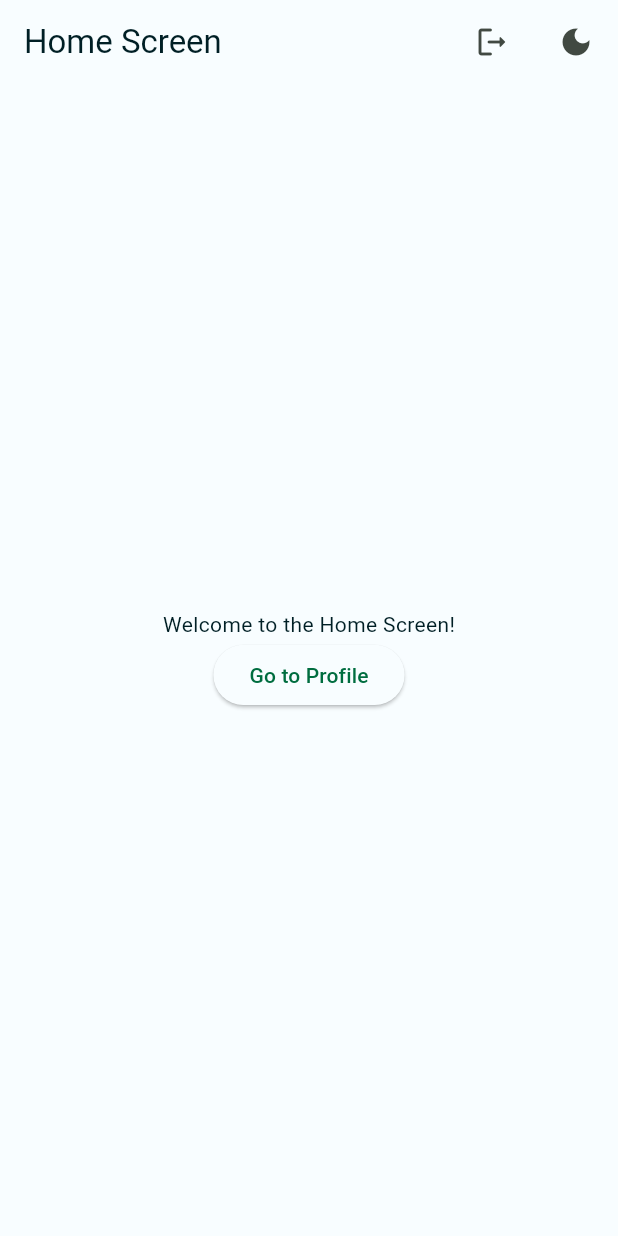
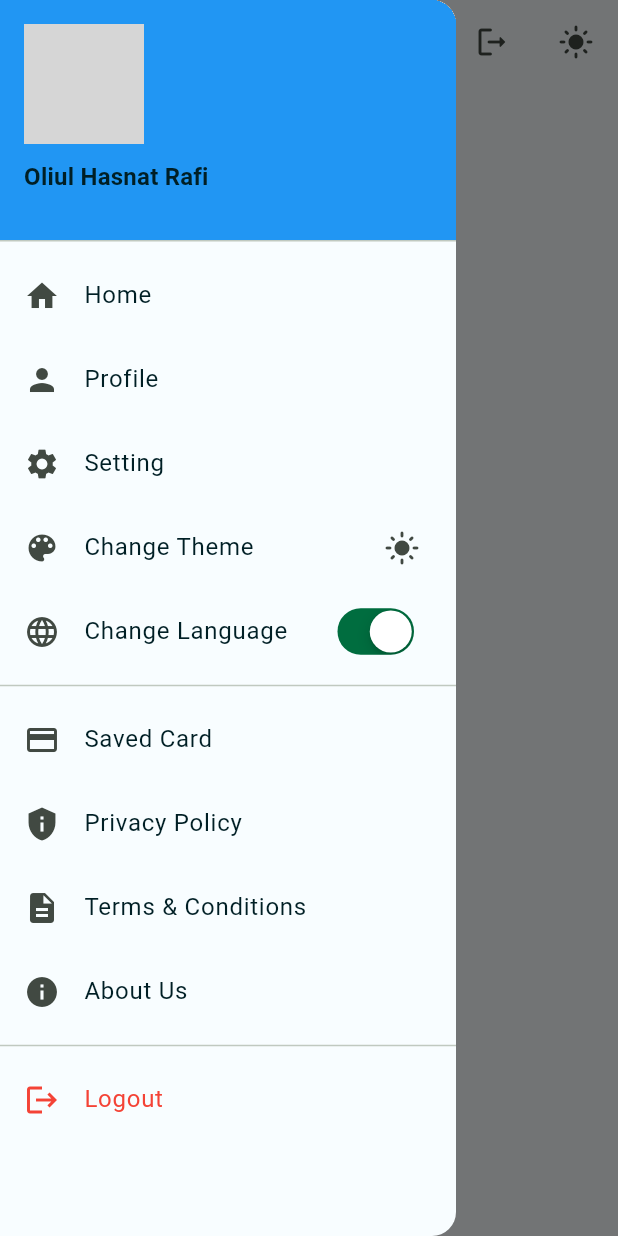
Before and after one commit to Oliul-Hasnat-Rafi/my_getx_template, a Flutter app: the HomeScreen screen opened directly, with the side drawer open (before the commit the screen has no drawer), on a phone screen of 412 x 824 dp. Run offline on Flutter 3.47's test engine with Material 3 defaults, Android fonts, the phone set to English and light mode, and no system bars; our stand-ins replace dio, flutter_screenutil, flutter_svg, get, get_storage, google_fonts and 1 more; missing offline and left inert: on_process_button_widget; accounts and stored records are empty; generated files the repository leaves out were written again; grey boxes are pictures that could not be loaded.

Commit message:
Localizations added

```diff
--- a/qs/lib/main.dart
+++ b/qs/lib/main.dart
@@ -1,9 +1,9 @@
 import 'package:flutter/material.dart';
 import 'package:flutter/services.dart';
-import 'package:flutter_localizations/flutter_localizations.dart';
 import 'package:flutter_screenutil/flutter_screenutil.dart';
 import 'package:get/get.dart';
 import 'package:get_storage/get_storage.dart';
+import 'package:photos/src/controller/screen_controller/base_controller.dart/base_controller.dart';
 import 'package:photos/src/core/localization.dart';
 import 'package:photos/src/core/theme/color.schema.dart';
 import 'package:photos/src/core/utils/transitions.dart';
@@ -21,12 +21,12 @@ void main() async {
     DeviceOrientation.portraitDown,
   ]);
 
-  runApp(const MyApp());
+  runApp(MyApp());
 }
 
 class MyApp extends StatelessWidget {
-  const MyApp({super.key});
-
+  MyApp({super.key});
+  final BaseController baseController = Get.put(BaseController());
   @override
   Widget build(BuildContext context) {
     return ScreenUtilInit(
@@ -35,15 +35,16 @@ class MyApp extends StatelessWidget {
       minTextAdapt: true,
       useInheritedMediaQuery: true,
       splitScreenMode: true,
-      builder: (context, child) => GetMaterialApp(
+      builder: (context, child) => Obx(() => GetMaterialApp(
             supportedLocales: getSupportedLocal(),
             localizationsDelegates: AppLocalizations.localizationsDelegates,
-        locale: const Locale('bn', ''),
+            locale: baseController.locale.value,
+            themeMode: baseController.themeMode.value,
             debugShowCheckedModeBanner: false,
             theme: ThemeData(useMaterial3: true, colorScheme: lightColorScheme, pageTransitionsTheme: pageTransitionsTheme),
             darkTheme: ThemeData(useMaterial3: true, colorScheme: darkColorScheme, pageTransitionsTheme: pageTransitionsTheme),
             home: AuthScreen(),
-      ),
+          )),
     );
   }
 }
--- /dev/null
+++ b/qs/lib/src/controller/screen_controller/base_controller.dart/base_controller.dart
@@ -0,0 +1,67 @@
+import 'package:flutter/material.dart';
+import 'package:get/get.dart';
+import '../../service/local_data/cache_service.dart';
+
+class BaseController extends GetxController {
+  final Rx<Locale> locale = const Locale('en', 'US').obs;
+  final Rx<ThemeMode> themeMode = ThemeMode.system.obs;
+
+  @override
+  void onInit() {
+    super.onInit();
+    _init();
+  }
+
+  Future<void> _init() async {
+    final theme = await CacheService.instance.retrieveTheme();
+    final language = await CacheService.instance.retrieveLanguage();
+    _initializedTheme(theme);
+    _initializedLanguage(language);
+  }
+
+  Future<void> toggleTheme() async {
+    ThemeMode newThemeMode = themeMode.value == ThemeMode.light ? ThemeMode.dark : ThemeMode.light;
+
+    themeMode.value = newThemeMode;
+
+    await CacheService.instance.changeTheme(newThemeMode);
+
+    Get.changeThemeMode(newThemeMode);
+
+    update();
+  }
+
+  void changeLanguage(Locale newLocale) {
+    locale.value = newLocale;
+    CacheService.instance.changeLanguage(locale.value.languageCode);
+    Get.updateLocale(newLocale);
+    update();
+  }
+
+  void _initializedTheme(String? theme) {
+    if (theme == 'dark') {
+      themeMode.value = ThemeMode.dark;
+      Get.changeThemeMode(ThemeMode.dark);
+    } else if (theme == 'light') {
+      themeMode.value = ThemeMode.light;
+      Get.changeThemeMode(ThemeMode.light);
+    } else {
+      themeMode.value = ThemeMode.system;
+      Get.changeThemeMode(ThemeMode.system);
+    }
+  }
+
+  void _initializedLanguage(String? language) {
+    if (language == null || language.isEmpty) {
+      locale.value = const Locale('en', 'US');
+      Get.updateLocale(const Locale('en', 'US'));
+      CacheService.instance.changeLanguage('en');
+    } else if (language == 'bn') {
+      locale.value = const Locale('bn', '');
+      Get.updateLocale(const Locale('bn', ''));
+    } else if (language == 'en') {
+      locale.value = const Locale('en', 'US');
+      Get.updateLocale(const Locale('en', 'US'));
+    }
+  }
+}
--- a/qs/lib/src/controller/service/local_data/app_store.dart
+++ b/qs/lib/src/controller/service/local_data/app_store.dart
@@ -20,4 +20,8 @@ abstract class AppStorageI {
 
   Future<void> setUserData(UserModel userModel);
   Future<UserModel?> getUserData();
+
+  Future<void> changeLanguage(String languageType);
+
+  Future<String?> retrieveLanguage();
 }
--- a/qs/lib/src/view/home/home_screen.dart
+++ b/qs/lib/src/view/home/home_screen.dart
@@ -1,51 +1,62 @@
+import 'package:flutter/cupertino.dart';
 import 'package:flutter/material.dart';
 import 'package:get/get.dart';
 import 'package:photos/src/controller/service/local_data/cache_service.dart';
+import 'package:photos/src/core/values/app_color.dart';
 import 'package:photos/src/view/screen/auth_screen.dart';
 import 'package:photos/src/view/widget/button_3.dart';
+import 'package:photos/src/view/widget/title_text.dart.dart';
 import '../../../components.dart';
 import 'package:flutter_gen/gen_l10n/app_localizations.dart';
-import '../../controller/screen_controller/home_screen_controller.dart';
+import '../../controller/screen_controller/base_controller.dart/base_controller.dart';
 
 class HomeScreen extends StatelessWidget {
-  HomeScreen({super.key});
- late AppLocalizations? _appLocalizations;
+  HomeScreen({
+    super.key,
+  });
+
   Widget _verticalSpace(double factor) => SizedBox(height: defaultPadding / factor);
-  HomeScreenController homeScreenController = Get.put(HomeScreenController());
+  final BaseController _baseController = Get.put(BaseController());
+
   @override
   Widget build(BuildContext context) {
-    _appLocalizations = AppLocalizations.of(context);
+    final appLocalizations = AppLocalizations.of(context);
+    if (appLocalizations == null) {
+      return const Center(child: CircularProgressIndicator());
+    }
+
     return Scaffold(
       appBar: AppBar(
-        title: const Text('Home Screen'),
+        title: Text(appLocalizations.home),
         actions: [
           Button3(
             onTap: () {
-              _logoutBtn();
+              _logoutBtn(appLocalizations);
             },
             child: const Icon(Icons.logout_rounded),
           ),
           _verticalSpace(1),
           Button3(
             onTap: () async {
-              homeScreenController.toggleTheme();
+              await _baseController.toggleTheme();
             },
             child: Obx(() => Icon(
-                  homeScreenController.isDarkMode.value ? Icons.light_mode : Icons.dark_mode,
+                  _baseController.themeMode.value == ThemeMode.light ? Icons.dark_mode : Icons.light_mode,
                 )),
           ),
         ],
       ),
+      drawer: _buildDrawer(context, appLocalizations),
       body: Center(
         child: Column(
           mainAxisAlignment: MainAxisAlignment.center,
           children: [
-            const Text('Welcome to the Home Screen!'),
+            Text(appLocalizations.welcome),
             ElevatedButton(
               onPressed: () {
                 Get.toNamed('/profile');
               },
-              child: const Text('Go to Profile'),
+              child: Text(appLocalizations.profile),
             ),
           ],
         ),
@@ -53,10 +64,10 @@ class HomeScreen extends StatelessWidget {
     );
   }
 
-  void _logoutBtn() {
+  void _logoutBtn(AppLocalizations appLocalizations) {
     Get.defaultDialog(
-      title: "Logout",
-      content: const Text("Are you sure you want to logout?"),
+      title: appLocalizations.logOut,
+      content: Text("${appLocalizations.logOut}?"),
       onConfirm: () {
         CacheService.instance.clearToken();
         Get.off(
@@ -70,4 +81,116 @@ class HomeScreen extends StatelessWidget {
       },
     );
   }
+
+  Widget _buildDrawer(BuildContext context, AppLocalizations appLocalizations) {
+    return Drawer(
+      child: ListView(
+        padding: EdgeInsets.zero,
+        children: [
+          DrawerHeader(
+            decoration: const BoxDecoration(
+              color: Colors.blue,
+            ),
+            child: _buildProfileHeader(appLocalizations),
+          ),
+          ListTile(
+            leading: const Icon(Icons.home),
+            title: Text(appLocalizations.home),
+            onTap: () {
+              Get.back();
+            },
+          ),
+          ListTile(
+            leading: const Icon(Icons.person),
+            title: Text(appLocalizations.profile),
+            onTap: () {
+              Get.back();
+              Get.toNamed('/profile');
+            },
+          ),
+          ListTile(
+            leading: const Icon(Icons.settings),
+            title: Text(appLocalizations.setting),
+            onTap: () {
+              Get.back();
+            },
+          ),
+          ListTile(
+            leading: const Icon(Icons.color_lens),
+            title: Text(appLocalizations.changeTheme),
+            trailing: Obx(() => Icon(
+                  _baseController.themeMode.value == ThemeMode.light ? Icons.dark_mode : Icons.light_mode,
+                )),
+            onTap: () {
+              _baseController.toggleTheme();
+            },
+          ),
+          ListTile(
+            leading: const Icon(Icons.language),
+            title: Text(appLocalizations.changeLanguage),
+            trailing: CupertinoSwitch(
+              value: _baseController.locale.value.languageCode == 'en',
+              applyTheme: true,
+              inactiveTrackColor: AppColors.colorPrimary,
+              autofocus: true,
+              onChanged: (v) {
+                _baseController.changeLanguage(
+                  v ? const Locale('en', 'US') : const Locale('bn', ''),
+                );
+              },
+            ),
+          ),
+          const Divider(),
+          ListTile(
+            leading: const Icon(Icons.credit_card),
+            title: Text(appLocalizations.savedCard),
+            onTap: () {
+              Get.back();
+            },
+          ),
+          ListTile(
+            leading: const Icon(Icons.privacy_tip),
+            title: Text(appLocalizations.privacyPolicy),
+            onTap: () {
+              Get.back();
+            },
+          ),
+          ListTile(
+            leading: const Icon(Icons.description),
+            title: Text(appLocalizations.termsAndConditions),
+            onTap: () {
+              Get.back();
+            },
+          ),
+          ListTile(
+            leading: const Icon(Icons.info),
+            title: Text(appLocalizations.aboutUs),
+            onTap: () {
+              Get.back();
+            },
+          ),
+          const Divider(),
+          ListTile(
+            leading: const Icon(Icons.logout, color: Colors.red),
+            title: Text(appLocalizations.logOut, style: const TextStyle(color: Colors.red)),
+            onTap: () {
+              Get.back();
+              _logoutBtn(appLocalizations);
+            },
+          ),
+        ],
+      ),
+    );
+  }
+
+  Widget _buildProfileHeader(AppLocalizations appLocalizations) {
+    return const Column(crossAxisAlignment: CrossAxisAlignment.start, children: [
+      CircleAvatar(
+        radius: 40,
+        backgroundImage: AssetImage("qs/assets/images/person.png"),
+      ),
+      SizedBox(height: 10),
+      TitleText("Oliul Hasnat Rafi ")
+    ]);
+  }
 }
```
Also changed, not shown: qs/lib/src/controller/data_controller/data_controller.dart (+2 -12 lines), qs/lib/src/controller/screen_controller/home_screen_controller.dart (+20 -23 lines), qs/lib/src/controller/service/local_data/app_store_imp.dart (+21 -0 lines), qs/lib/src/view/screen/auth_screen.dart (+12 -19 lines), qs/assets/images/card_types.png (deleted), qs/assets/images/person.png (added), 3 other files. Lines whose indentation alone changed are shown as unchanged.
